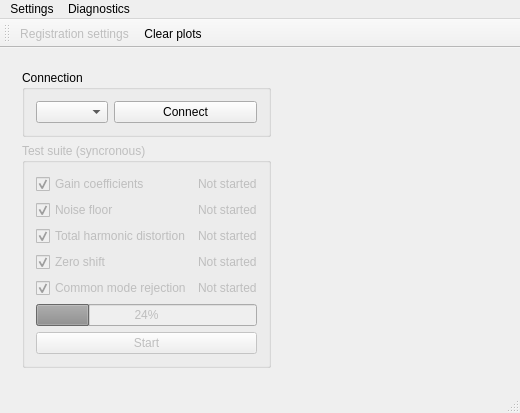
First picture: the form in mainwindow.ui, repository stepankuzmin/mole, before the edit.
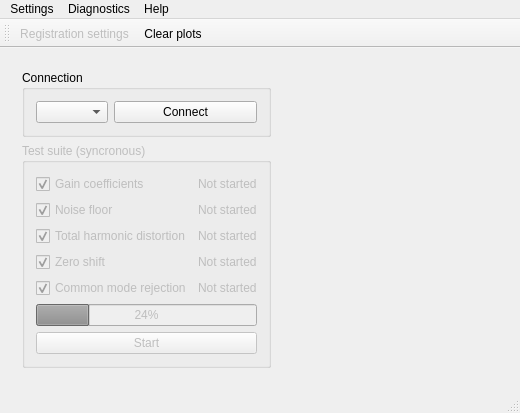
Second picture: the form after the edit.

Commit message: Qt Assistant class for documentation

Diff of the .ui file:
```diff
--- a/mainwindow.ui
+++ b/mainwindow.ui
@@ -270,8 +270,15 @@
     <addaction name="menuZero_shift"/>
     <addaction name="menuCommon_mode_rejection"/>
    </widget>
+   <widget class="QMenu" name="menuHelp">
+    <property name="title">
+     <string>Help</string>
+    </property>
+    <addaction name="actionHelp"/>
+   </widget>
    <addaction name="menuSettings"/>
    <addaction name="menuTests"/>
+   <addaction name="menuHelp"/>
   </widget>
   <widget class="QToolBar" name="mainToolBar">
    <attribute name="toolBarArea">
```
Left out of the diff: 8 changed lines with no effect on the pictures. The commit also changes 8 other files.
